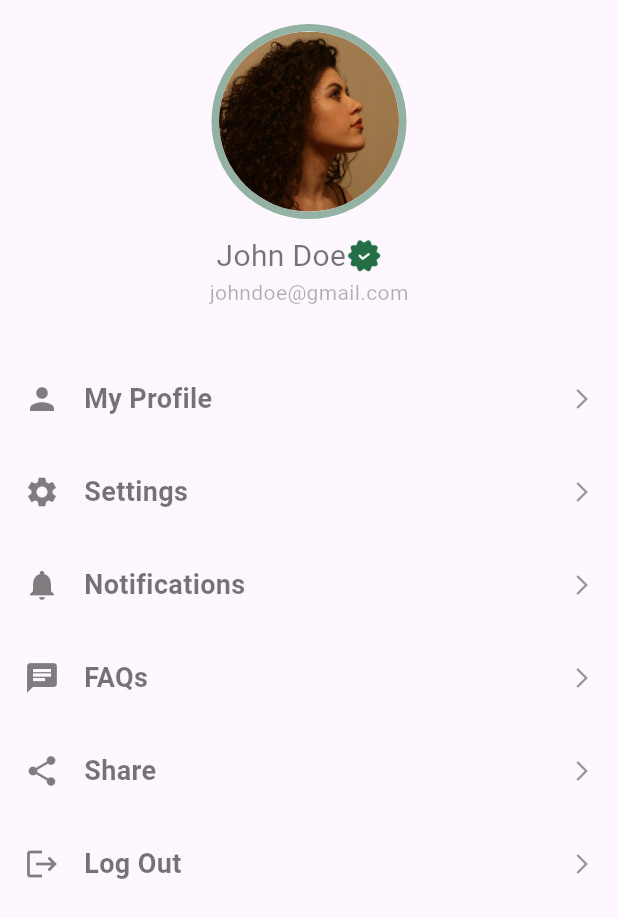
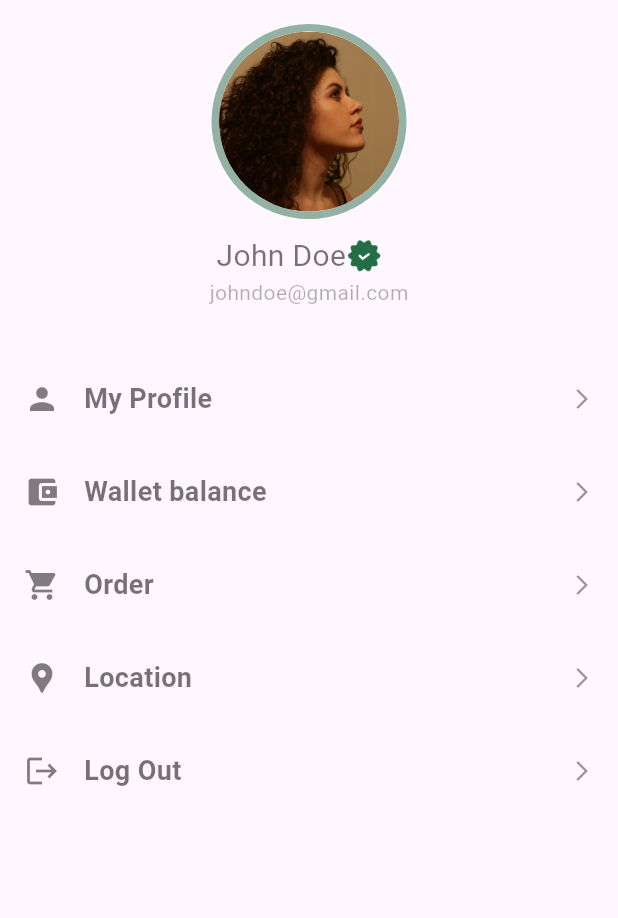
Before and after one commit to NDZwei/plant, a Flutter app: the ProfilePage screen opened directly, on a phone screen of 412 x 824 dp. Shown: the top 918 px of the screen. Run offline on Flutter 3.47's test engine with Material 3 defaults, Android fonts, the phone set to English and light mode, and no system bars; our stand-ins replace animated_bottom_navigation_bar, page_transition.

Commit message:
add profile page

```diff
--- a/client-app/plant_app/lib/ui/onboarding.dart
+++ b/client-app/plant_app/lib/ui/onboarding.dart
@@ -2,7 +2,7 @@ import 'package:flutter/material.dart';
 import 'package:plant_app/ui/root_page.dart';
 
 import '../constants.dart';
-import 'login.dart';
+import 'login_page.dart';
 
 class OnBoarding extends StatefulWidget {
   const OnBoarding({super.key});
@@ -87,7 +87,8 @@ class _OnBoardingState extends State<OnBoarding> {
                             curve: Curves.easeIn);
                       }
                     } else {
-                      Navigator.pushReplacement(context, MaterialPageRoute(builder: (_) => const Login()));
+                      Navigator.pushReplacement(context,
+                          MaterialPageRoute(builder: (_) => const Login()));
                     }
                   });
                 },
--- /dev/null
+++ b/client-app/plant_app/lib/ui/screens/profile/location.dart
@@ -0,0 +1,16 @@
+import 'package:flutter/material.dart';
+import 'package:plant_app/constants.dart';
+
+class Location extends StatelessWidget {
+  const Location({super.key});
+
+  @override
+  Widget build(BuildContext context) {
+    return Scaffold(
+      appBar: AppBar(
+        title: const Text('Location page'),
+        backgroundColor: Constants.primaryColor,
+      ),
+    );
+  }
+}
--- /dev/null
+++ b/client-app/plant_app/lib/ui/screens/profile/wallet.dart
@@ -0,0 +1,16 @@
+import 'package:flutter/material.dart';
+import 'package:plant_app/constants.dart';
+
+class Wallet extends StatelessWidget {
+  const Wallet({super.key});
+
+  @override
+  Widget build(BuildContext context) {
+    return Scaffold(
+      appBar: AppBar(
+        title: const Text('Wallet'),
+        backgroundColor: Constants.primaryColor,
+      ),
+    );
+  }
+}
--- a/client-app/plant_app/lib/ui/screens/profile_page.dart
+++ b/client-app/plant_app/lib/ui/screens/profile_page.dart
@@ -1,4 +1,9 @@
 import 'package:flutter/material.dart';
+import 'package:plant_app/ui/login_page.dart';
+import 'package:plant_app/ui/screens/profile/location.dart';
+import 'package:plant_app/ui/screens/profile/my_profile.dart';
+import 'package:plant_app/ui/screens/profile/order_history.dart';
+import 'package:plant_app/ui/screens/profile/wallet.dart';
 import 'package:plant_app/ui/screens/widgets/profile_widget.dart';
 
 import '../../constants.dart';
@@ -65,31 +70,56 @@ class ProfilePage extends StatelessWidget {
               Expanded(
                 child: ListView(
                   shrinkWrap: true,
-                  physics: NeverScrollableScrollPhysics(),
-                  children: const [
+                  children: [
                     ProfileWidget(
                       icon: Icons.person,
                       title: 'My Profile',
+                      onTap: () {
+                        Navigator.push(
+                          context,
+                          MaterialPageRoute(builder: (context) => MyProfile()),
+                        );
+                      },
                     ),
                     ProfileWidget(
-                      icon: Icons.settings,
-                      title: 'Settings',
+                      icon: Icons.account_balance_wallet,
+                      title: 'Wallet balance',
+                      onTap: () {
+                        Navigator.push(
+                          context,
+                          MaterialPageRoute(builder: (context) => Wallet()),
+                        );
+                      },
                     ),
                     ProfileWidget(
-                      icon: Icons.notifications,
-                      title: 'Notifications',
+                      icon: Icons.shopping_cart,
+                      title: 'Order',
+                      onTap: () {
+                        Navigator.push(
+                          context,
+                          MaterialPageRoute(builder: (context) => OrderHistory()),
+                        );
+                      },
                     ),
                     ProfileWidget(
-                      icon: Icons.chat,
-                      title: 'FAQs',
-                    ),
-                    ProfileWidget(
-                      icon: Icons.share,
-                      title: 'Share',
+                      icon: Icons.location_pin,
+                      title: 'Location',
+                      onTap: () {
+                        Navigator.push(
+                          context,
+                          MaterialPageRoute(builder: (context) => Location()),
+                        );
+                      },
                     ),
                     ProfileWidget(
                       icon: Icons.logout,
                       title: 'Log Out',
+                      onTap: () {
+                        Navigator.pushReplacement(
+                          context,
+                          MaterialPageRoute(builder: (context) => Login()),
+                        );
+                      },
                     ),
                   ],
                 ),
--- a/client-app/plant_app/lib/ui/screens/widgets/profile_widget.dart
+++ b/client-app/plant_app/lib/ui/screens/widgets/profile_widget.dart
@@ -1,4 +1,3 @@
-
 import 'package:flutter/material.dart';
 
 import '../../../constants.dart';
@@ -6,15 +5,19 @@ import '../../../constants.dart';
 class ProfileWidget extends StatelessWidget {
   final IconData icon;
   final String title;
+  final Function()? onTap;
   const ProfileWidget({
     Key? key,
     required this.icon,
     required this.title,
+    this.onTap,
   }) : super(key: key);
 
   @override
   Widget build(BuildContext context) {
-    return Container(
+    return InkWell(
+      onTap: onTap,
+      child: Container(
         padding: const EdgeInsets.symmetric(vertical: 18),
         child: Row(
           mainAxisAlignment: MainAxisAlignment.spaceBetween,
@@ -46,6 +49,7 @@ class ProfileWidget extends StatelessWidget {
             )
           ],
         ),
+      ),
     );
   }
 }
```
Also changed, not shown: client-app/plant_app/lib/ui/screens/profile/my_profile.dart (added, +16 -0 lines), client-app/plant_app/lib/ui/screens/profile/order_history.dart (added, +16 -0 lines), client-app/plant_app/lib/ui/login_page.dart (renamed from client-app/plant_app/lib/ui/login.dart). Lines whose indentation alone changed are shown as unchanged.
